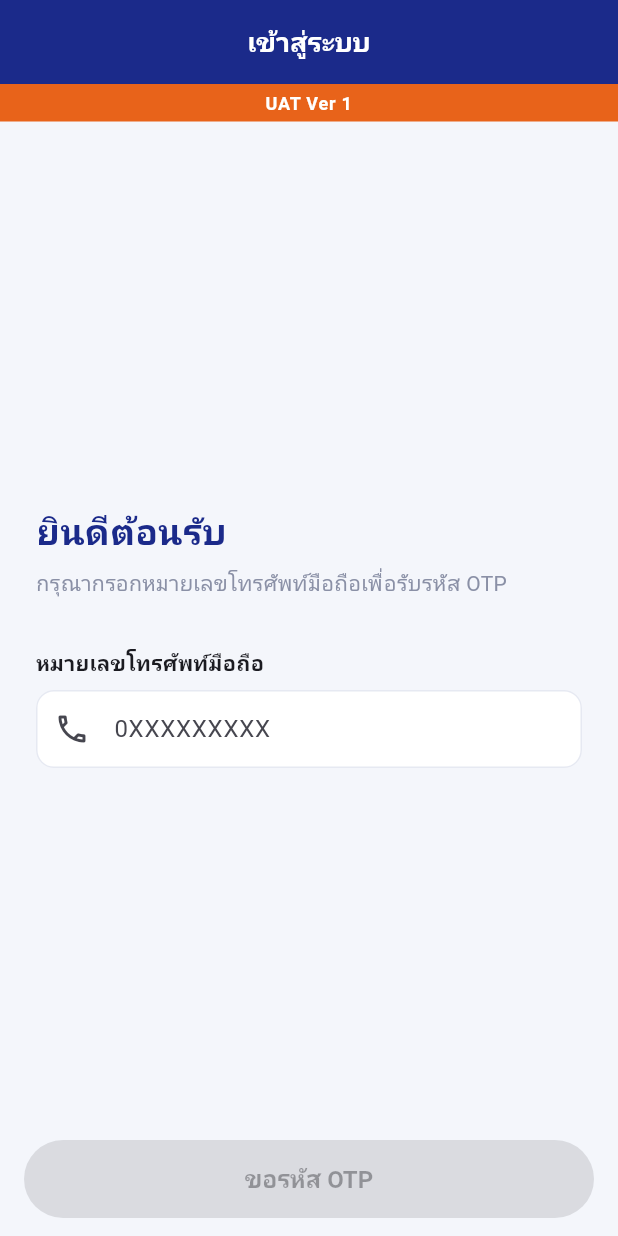
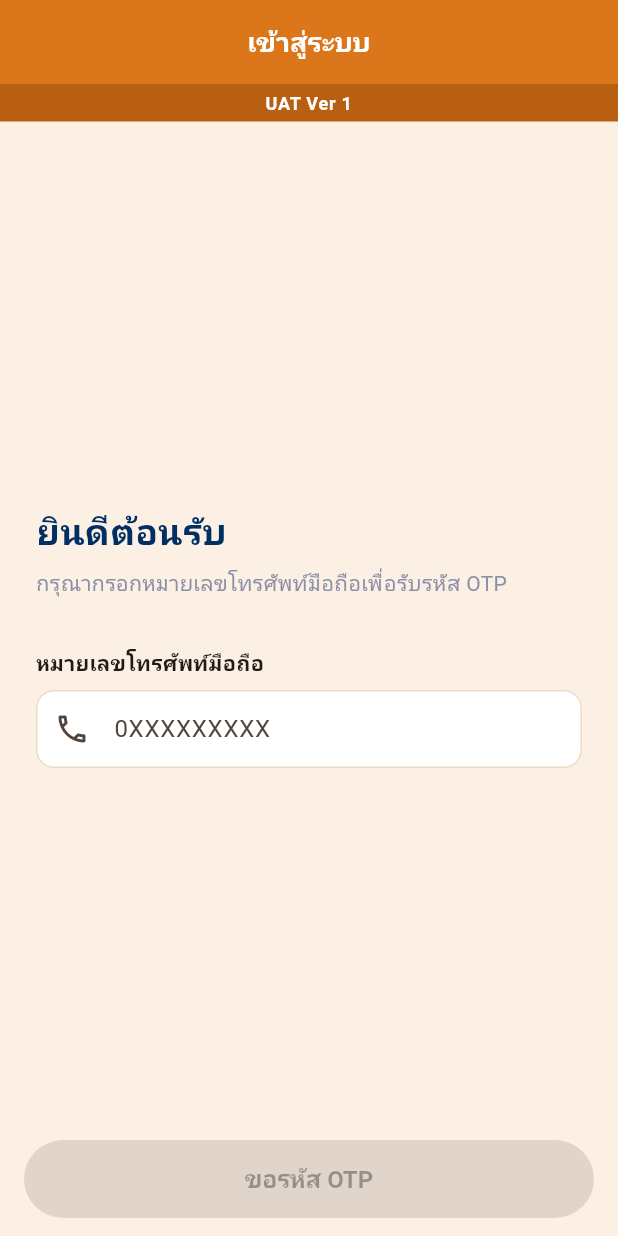
Before and after one commit to volley5544/Sawad-Finnix, a Flutter app: the screen it shows after launch, on a phone screen of 412 x 824 dp. Run offline on Flutter 3.47's test engine with Material 3 defaults, Android fonts, the light colour scheme and no system bars; our stand-ins replace cloud_firestore, dio, firebase_auth, firebase_core, flutter_secure_storage, go_router and 2 more; accounts and stored records are empty.

Commit message:
Apply brand theme: main #db771a, text #003063, soft bg #fcefe4

```diff
--- a/lib/core/theme/app_theme.dart
+++ b/lib/core/theme/app_theme.dart
@@ -1,26 +1,29 @@
 import 'package:flutter/material.dart';
 
-/// Sawad Finnix brand colors, derived from the provided designs.
+/// Sawad Finnix brand colors.
 class AppColors {
   AppColors._();
 
-  /// Primary royal/navy blue used for buttons, headers, primary text.
-  static const Color primary = Color(0xFF1B2A8A);
-  static const Color primaryDark = Color(0xFF141F66);
+  /// Main brand color (#db771a).
+  static const Color primary = Color(0xFFDB771A);
+  static const Color primaryDark = Color(0xFFB85F12);
 
-  /// Orange accent used on the balance card and the Finnix mascot.
-  static const Color accent = Color(0xFFF47A1F);
-  static const Color accentDark = Color(0xFFE8631A);
+  /// Accent shares the main brand color (used on the balance card gradient).
+  static const Color accent = Color(0xFFDB771A);
+  static const Color accentDark = Color(0xFFB85F12);
 
-  static const Color background = Color(0xFFF4F6FB);
+  /// Soft background (#fcefe4).
+  static const Color background = Color(0xFFFCEFE4);
   static const Color surface = Colors.white;
-  static const Color textPrimary = Color(0xFF1B2A8A);
-  static const Color textBody = Color(0xFF333A4D);
+
+  /// Primary text color (#003063).
+  static const Color textPrimary = Color(0xFF003063);
+  static const Color textBody = Color(0xFF2D3A4F);
   static const Color textMuted = Color(0xFF8A90A6);
-  static const Color divider = Color(0xFFE6E9F2);
+  static const Color divider = Color(0xFFEADBCB);
 
   /// Banner shown in UAT builds.
-  static const Color uatBanner = Color(0xFFE8631A);
+  static const Color uatBanner = Color(0xFFB85F12);
 }
 
 class AppTheme {
```
